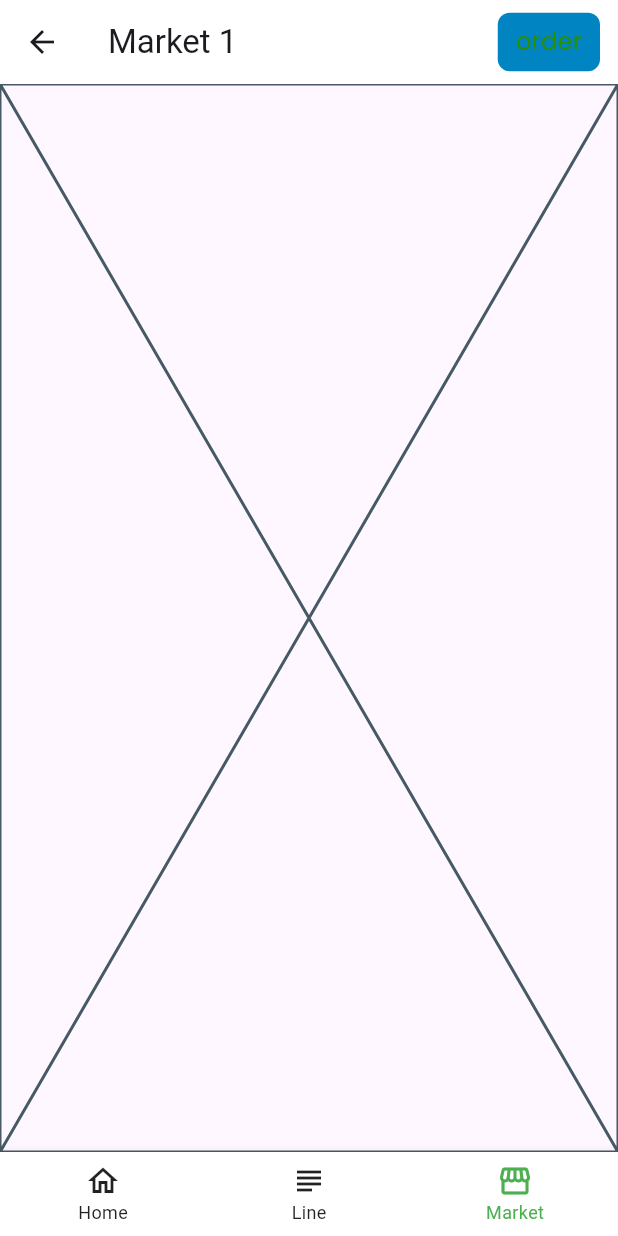
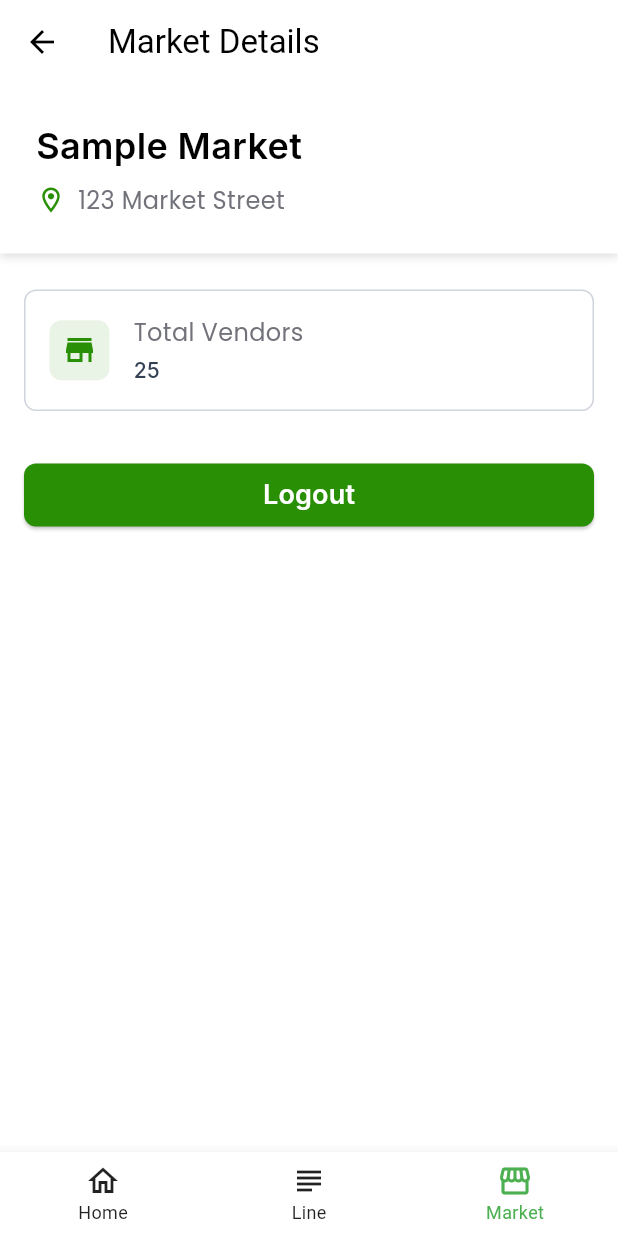
Before and after one commit to Sakthi-dev-0802/easy_order, a Flutter app: the LandingPage screen opened by its route, item 3 of the bottom bar chosen, on a phone screen of 412 x 824 dp. Run offline on Flutter 3.47's test engine with Material 3 defaults, Android fonts, the light colour scheme and no system bars; our stand-ins replace auto_route, cloud_firestore, firebase_auth, firebase_core, flutter_riverpod, flutter_secure_storage and 1 more; accounts and stored records are empty.

Commit message:
market screen build

```diff
--- a/lib/app/screens/landing/landing_screen.dart
+++ b/lib/app/screens/landing/landing_screen.dart
@@ -1,5 +1,4 @@
 import 'package:auto_route/auto_route.dart';
-import 'package:easy_order/app/components/button_component.dart';
 import 'package:easy_order/app/screens/home/home_screen.dart';
 import 'package:easy_order/app/screens/line/line_screen.dart';
 import 'package:easy_order/app/screens/market_info/market_info.dart';
@@ -28,20 +27,20 @@ class LandingPage extends ConsumerWidget {
           notifier.changePage(0);
         }
       },
-      child: Scaffold(
-        appBar: AppBar(
-          actionsPadding: const EdgeInsets.only(right: 12),
-          backgroundColor: Colors.white,
-          title: const Text("Market 1"),
-          actions: [
-            ButtonComponent.filled(
-              label: "order",
-              onTap: () {},
-            )
-          ],
-        ),
-        body: const SafeArea(child: _BodyWidget()),
-        bottomNavigationBar: const _BottomNavWidget(),
+      child: const Scaffold(
+        // appBar: AppBar(
+        //   actionsPadding: const EdgeInsets.only(right: 12),
+        //   backgroundColor: Colors.white,
+        //   title: const Text("Market 1"),
+        //   actions: [
+        //     ButtonComponent.filled(
+        //       label: "order",
+        //       onTap: () {},
+        //     )
+        //   ],
+        // ),
+        body: _BodyWidget(),
+        bottomNavigationBar: _BottomNavWidget(),
       ),
     );
   }
--- a/lib/app/screens/login/login_screen.dart
+++ b/lib/app/screens/login/login_screen.dart
@@ -3,6 +3,7 @@ import 'package:easy_order/app/components/components.dart';
 import 'package:easy_order/app/components/snackbar_component.dart';
 import 'package:easy_order/app/constants/constants.dart';
 import 'package:easy_order/app/firebase_services/services/user_service.dart';
+import 'package:easy_order/app/screens/landing/state/landing_screen_notifier.dart';
 import 'package:easy_order/app/screens/login/state/auth_notifier.dart';
 import 'package:easy_order/app/screens/login/widgets/login_button.dart';
 import 'package:easy_order/app/screens/login/widgets/login_text_field.dart';
@@ -79,6 +80,7 @@ class _LoginPageState extends ConsumerState<LoginPage> {
       UserMarketService.setUserMarket(user.marketId);
       ref.read(loginStateProvider.notifier).setUser(user);
       if (mounted) {
+        ref.read(landingScreenStateProvider.notifier).changePage(0);
         context.router.replace(AppRoutes.landing);
       }
     } else {
--- a/lib/app/screens/market_info/market_info.dart
+++ b/lib/app/screens/market_info/market_info.dart
@@ -1,12 +1,151 @@
 import 'package:auto_route/auto_route.dart';
+import 'package:easy_order/app/constants/constants.dart';
+import 'package:easy_order/app/screens/login/state/auth_notifier.dart';
+import 'package:easy_order/material_styles/app_color.dart';
+import 'package:easy_order/material_styles/app_text_style.dart';
+import 'package:easy_order/routes/app_routes.dart';
 import 'package:flutter/material.dart';
+import 'package:flutter_riverpod/flutter_riverpod.dart';
 
 @RoutePage()
-class MarketInfoPage extends StatelessWidget {
+class MarketInfoPage extends ConsumerWidget {
   const MarketInfoPage({super.key});
 
   @override
-  Widget build(BuildContext context) {
-    return const Placeholder();
+  Widget build(BuildContext context, WidgetRef ref) {
+    return Scaffold(
+      backgroundColor: Colors.white,
+      appBar: AppBar(
+        title: const Text('Market Details'),
+        elevation: 0,
+        backgroundColor: Colors.white,
+        foregroundColor: Colors.black,
+      ),
+      body: SingleChildScrollView(
+        child: Column(
+          crossAxisAlignment: CrossAxisAlignment.start,
+          children: [
+            _buildHeader(),
+            const SizedBox(height: 24),
+            _buildVendorsCard(),
+            const SizedBox(height: 32),
+            Padding(
+              padding: const EdgeInsets.symmetric(horizontal: 16),
+              child: SizedBox(
+                width: double.infinity,
+                child: ElevatedButton(
+                  onPressed: () async {
+                    await ref.read(loginStateProvider.notifier).signOut();
+                    if (context.mounted) {
+                      context.router.replace(AppRoutes.loginPage);
+                    }
+                  },
+                  style: ElevatedButton.styleFrom(
+                    backgroundColor: AppColor.buttonGreen,
+                    padding: const EdgeInsets.symmetric(vertical: 8),
+                    shape: RoundedRectangleBorder(
+                      borderRadius: BorderRadius.circular(radius08),
+                    ),
+                  ),
+                  child: Text(
+                    'Logout',
+                    style: AppTextStyle.titleLargeLightWhite,
+                  ),
+                ),
+              ),
+            ),
+            const SizedBox(height: 24),
+          ],
+        ),
+      ),
+    );
+  }
+
+  Widget _buildHeader() {
+    return Container(
+      width: double.infinity,
+      padding: const EdgeInsets.all(24),
+      decoration: const BoxDecoration(
+        color: Colors.white,
+        boxShadow: [
+          BoxShadow(
+            color: Colors.black12,
+            offset: Offset(0, 2),
+            blurRadius: 4,
+          ),
+        ],
+      ),
+      child: Column(
+        crossAxisAlignment: CrossAxisAlignment.start,
+        children: [
+          Text(
+            'Sample Market',
+            style: AppTextStyle.headingLargeBlack,
+          ),
+          const SizedBox(height: 8),
+          Row(
+            children: [
+              const Icon(
+                Icons.location_on_outlined,
+                color: AppColor.buttonGreen,
+                size: 20,
+              ),
+              const SizedBox(width: 8),
+              Text(
+                '123 Market Street',
+                style: AppTextStyle.titleMediumDark,
+              ),
+            ],
+          ),
+        ],
+      ),
+    );
+  }
+
+  Widget _buildVendorsCard() {
+    return Padding(
+      padding: const EdgeInsets.symmetric(horizontal: 16),
+      child: Container(
+        padding: const EdgeInsets.all(16),
+        decoration: BoxDecoration(
+          color: Colors.white,
+          borderRadius: BorderRadius.circular(radius08),
+          border: Border.all(color: AppColor.borderMutedGray),
+        ),
+        child: Row(
+          children: [
+            Container(
+              padding: const EdgeInsets.all(8),
+              decoration: BoxDecoration(
+                color: AppColor.buttonGreen.withOpacity(0.1),
+                borderRadius: BorderRadius.circular(radius08),
+              ),
+              child: const Icon(
+                Icons.store,
+                color: AppColor.buttonGreen,
+                size: 24,
+              ),
+            ),
+            const SizedBox(width: 16),
+            Expanded(
+              child: Column(
+                crossAxisAlignment: CrossAxisAlignment.start,
+                children: [
+                  Text(
+                    'Total Vendors',
+                    style: AppTextStyle.titleMediumDark,
+                  ),
+                  const SizedBox(height: 4),
+                  Text(
+                    '25',
+                    style: AppTextStyle.bodyLargeBoldDark,
+                  ),
+                ],
+              ),
+            ),
+          ],
+        ),
+      ),
+    );
   }
 }
```
Also changed, not shown: lib/main.dart (+5 -4 lines).
